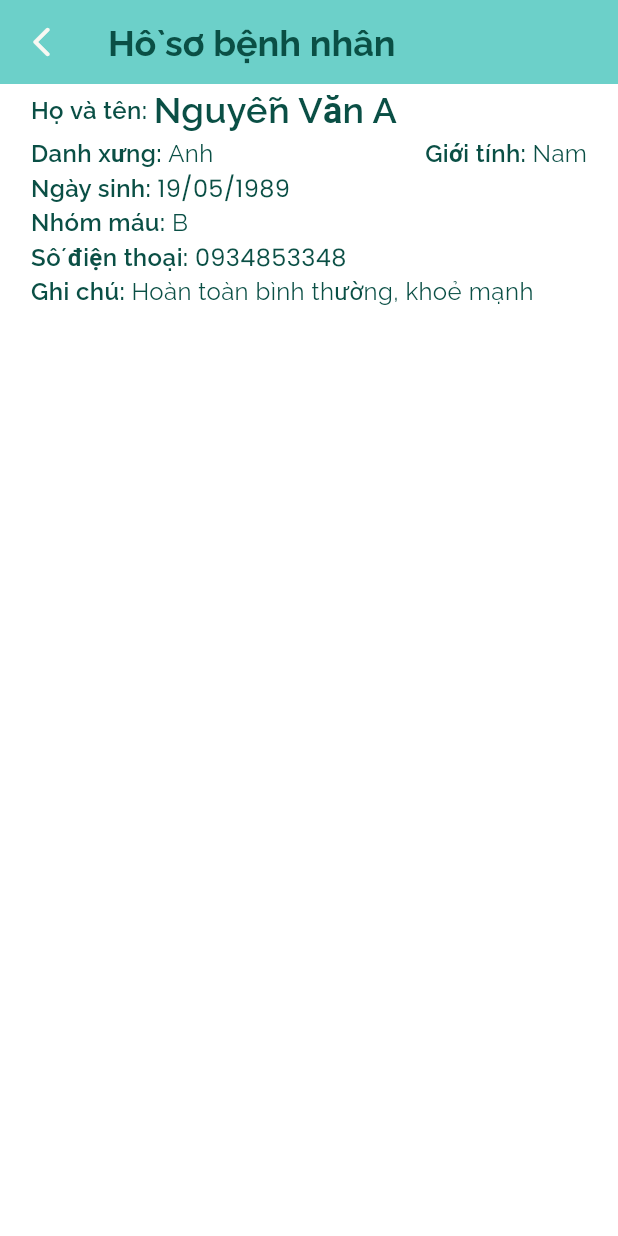
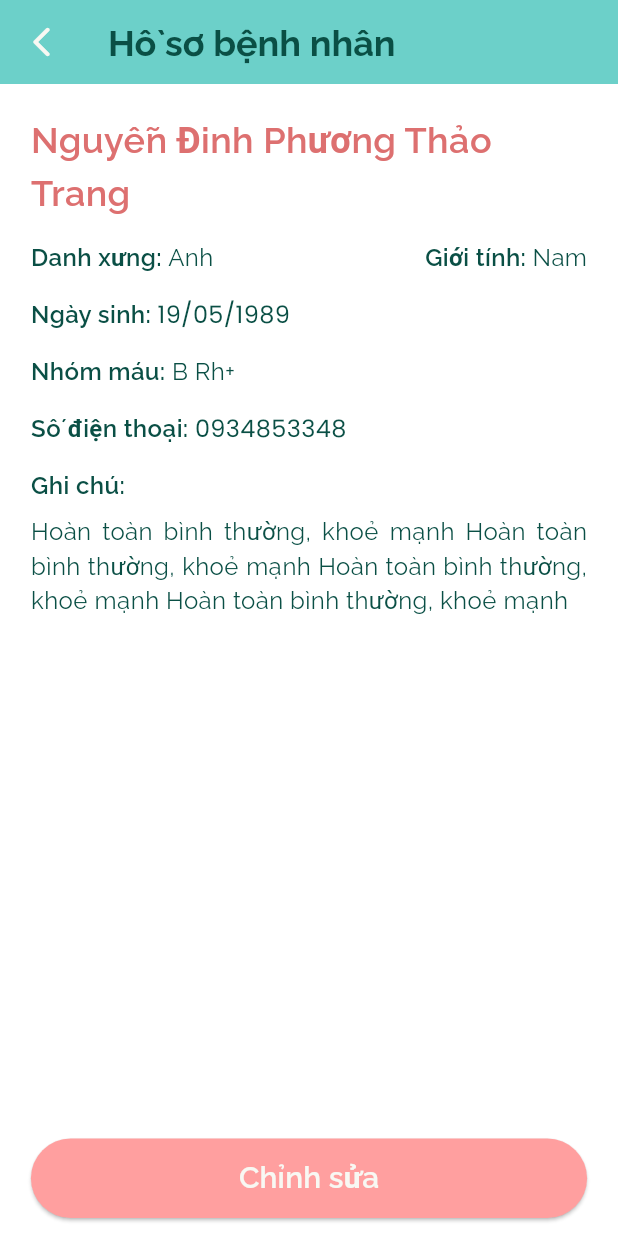
Before and after one commit to 3mallrice/EXE201_Lumos_Mobile, a Flutter app: the MedicalReportDetail screen opened by its route, on a phone screen of 412 x 824 dp. Run offline on Flutter 3.47's test engine with Material 3 defaults, Android fonts, the light colour scheme and no system bars; our stand-ins replace animated_custom_dropdown, dot_navigation_bar, eva_icons_flutter, firebase_core, google_fonts, hive_flutter and 2 more; missing offline and left inert: font_awesome_icon_class; accounts and stored records are empty; Roboto replaces fonts that are missing (Poppins).

Commit message:
[3mallrice][medical report addnew]

```diff
--- a/lib/representation/member/medical_report.dart
+++ b/lib/representation/member/medical_report.dart
@@ -1,5 +1,6 @@
 import 'package:exe201_lumos_mobile/component/app_bar.dart';
 import 'package:exe201_lumos_mobile/core/const/color_const.dart';
+import 'package:exe201_lumos_mobile/representation/member/medical_report_addnew.dart';
 import 'package:exe201_lumos_mobile/representation/member/medical_report_detail.dart';
 import 'package:flutter/material.dart';
 import 'package:google_fonts/google_fonts.dart';
@@ -94,6 +95,7 @@ class MedicalReport extends StatelessWidget {
         margin: const EdgeInsets.only(bottom: 12),
         child: ElevatedButton(
           onPressed: () {
+            Navigator.of(context).pushNamed(MedicalReportAdd.routeName);
             print('Button pressed');
           },
           style: ElevatedButton.styleFrom(
--- a/lib/representation/member/medical_report_detail.dart
+++ b/lib/representation/member/medical_report_detail.dart
@@ -1,7 +1,7 @@
-import 'dart:html';
-
 import 'package:exe201_lumos_mobile/component/app_bar.dart';
 import 'package:exe201_lumos_mobile/core/const/color_const.dart';
+import 'package:exe201_lumos_mobile/representation/member/medical_report_addnew.dart';
+import 'package:exe201_lumos_mobile/representation/member/medical_report_update.dart';
 import 'package:flutter/material.dart';
 
 class MedicalReportDetail extends StatelessWidget {
@@ -22,31 +22,25 @@ class MedicalReportDetail extends StatelessWidget {
         child: SingleChildScrollView(
           child: Container(
             width: screenWidth * 0.9,
+            margin: const EdgeInsets.only(top: 20),
             child: const Column(
-              mainAxisAlignment: MainAxisAlignment.center,
               children: [
-                Row(
-                  mainAxisAlignment: MainAxisAlignment.start,
+                Column(
                   children: [
                     Text(
-                      'Họ và tên: ',
-                      style: TextStyle(
-                        fontSize: 16,
-                        fontWeight: FontWeight.w600,
-                        fontFamily: 'Raleway',
-                        color: ColorPalette.blueBold2,
-                      ),
-                    ),
-                    Text(
-                      'Nguyễn Văn A',
+                      'Nguyễn Đinh Phương Thảo Trang',
                       style: TextStyle(
                         fontSize: 24,
                         fontWeight: FontWeight.w600,
                         fontFamily: 'Raleway',
-                        color: ColorPalette.blueBold2,
+                        color: ColorPalette.pinkBold,
                       ),
+                      softWrap: true,
                     )
                   ],
+                ),
+                SizedBox(
+                  height: 15,
                 ),
                 Row(
                   mainAxisAlignment: MainAxisAlignment.spaceBetween,
@@ -74,6 +68,9 @@ class MedicalReportDetail extends StatelessWidget {
                         ),
                       ],
                     ),
+                    SizedBox(
+                      height: 15,
+                    ),
                     Row(
                       mainAxisAlignment: MainAxisAlignment.start,
                       children: [
@@ -99,6 +96,9 @@ class MedicalReportDetail extends StatelessWidget {
                     ),
                   ],
                 ),
+                SizedBox(
+                  height: 15,
+                ),
                 Row(
                   mainAxisAlignment: MainAxisAlignment.start,
                   children: [
@@ -122,6 +122,9 @@ class MedicalReportDetail extends StatelessWidget {
                     )
                   ],
                 ),
+                SizedBox(
+                  height: 15,
+                ),
                 Row(
                   mainAxisAlignment: MainAxisAlignment.start,
                   children: [
@@ -135,7 +138,7 @@ class MedicalReportDetail extends StatelessWidget {
                       ),
                     ),
                     Text(
-                      'B',
+                      'B Rh+',
                       style: TextStyle(
                         fontSize: 16,
                         fontWeight: FontWeight.normal,
@@ -144,6 +147,9 @@ class MedicalReportDetail extends StatelessWidget {
                       ),
                     )
                   ],
+                ),
+                SizedBox(
+                  height: 15,
                 ),
                 Row(
                   mainAxisAlignment: MainAxisAlignment.start,
@@ -168,8 +174,12 @@ class MedicalReportDetail extends StatelessWidget {
                     )
                   ],
                 ),
-                Row(
+                SizedBox(
+                  height: 15,
+                ),
+                Column(
                   mainAxisAlignment: MainAxisAlignment.start,
+                  crossAxisAlignment: CrossAxisAlignment.start,
                   children: [
                     Text(
                       'Ghi chú: ',
@@ -180,15 +190,18 @@ class MedicalReportDetail extends StatelessWidget {
                         color: ColorPalette.blueBold2,
                       ),
                     ),
+                    SizedBox(height: 8),
                     Text(
-                      'Hoàn toàn bình thường, khoẻ mạnh',
+                      'Hoàn toàn bình thường, khoẻ mạnh Hoàn toàn bình thường, khoẻ mạnh Hoàn toàn bình thường, khoẻ mạnh Hoàn toàn bình thường, khoẻ mạnh',
                       style: TextStyle(
                         fontSize: 16,
                         fontWeight: FontWeight.normal,
                         fontFamily: 'Raleway',
                         color: ColorPalette.blueBold2,
                       ),
-                    )
+                      softWrap: true,
+                      textAlign: TextAlign.justify,
+                    ),
                   ],
                 ),
               ],
@@ -196,6 +209,32 @@ class MedicalReportDetail extends StatelessWidget {
           ),
         ),
       ),
+      bottomNavigationBar: FractionallySizedBox(
+        widthFactor: 0.9,
+        child: Container(
+          margin: const EdgeInsets.only(bottom: 12),
+          child: ElevatedButton(
+            onPressed: () {
+              Navigator.of(context).pushNamed(MedicalReportUpdate.routeName);
+              print('Button pressed');
+            },
+            style: ElevatedButton.styleFrom(
+              backgroundColor: ColorPalette.pink,
+              padding: const EdgeInsets.all(12),
+              minimumSize: Size(100, 40),
+            ),
+            child: const Text(
+              'Chỉnh sửa',
+              style: TextStyle(
+                fontSize: 20,
+                fontWeight: FontWeight.w600,
+                fontFamily: 'Raleway',
+                color: ColorPalette.secondaryWhite,
+              ),
+            ),
+          ),
+        ),
+      ),
     );
   }
 }
--- a/lib/route.dart
+++ b/lib/route.dart
@@ -1,7 +1,9 @@
 import 'package:exe201_lumos_mobile/login.dart';
 import 'package:exe201_lumos_mobile/representation/intro_screen.dart';
 import 'package:exe201_lumos_mobile/representation/member/medical_report.dart';
+import 'package:exe201_lumos_mobile/representation/member/medical_report_addnew.dart';
 import 'package:exe201_lumos_mobile/representation/member/medical_report_detail.dart';
+import 'package:exe201_lumos_mobile/representation/member/medical_report_update.dart';
 import 'package:exe201_lumos_mobile/representation/member/member_booking.dart';
 import 'package:exe201_lumos_mobile/representation/member/member_home.dart';
 import 'package:exe201_lumos_mobile/representation/member/member_main_navbar.dart';
@@ -19,18 +21,16 @@ final Map<String, WidgetBuilder> routes = {
   IntroScreen.routeName: (context) => const IntroScreen(),
   Login.routeName: (context) => const Login(),
   SignUp.routeName: (context) => const SignUp(),
-
-  //share
   AccountScreen.routeName: (context) => const AccountScreen(),
   UpdateAccount.routeName: (context) => const UpdateAccount(),
   BillScreen.routeName: (context) => const BillScreen(),
   AboutUs.routeName: (context) => const AboutUs(),
-
-  //Member
   MemberMain.routeName: (context) => const MemberMain(),
   MemberHome.routeName: (context) => const MemberHome(),
   PaymentMethod.routeName: (context) => const PaymentMethod(),
   MemberBooking.routeName: (context) => const MemberBooking(),
   MedicalReport.routeName: (context) => const MedicalReport(),
   MedicalReportDetail.routeName: (context) => const MedicalReportDetail(),
+  MedicalReportUpdate.routeName: (context) => const MedicalReportUpdate(),
+  MedicalReportAdd.routeName: (context) => const MedicalReportAdd(),
 };
--- a/pubspec.yaml
+++ b/pubspec.yaml
@@ -50,6 +50,8 @@ dependencies:
   ionicons: ^0.2.2
   flutter_launcher_icons: ^0.13.1
   device_preview: ^1.1.0
+  animated_custom_dropdown: 3.0.0
+  intl:
 
 flutter_launcher_icons:
   android: "launcher_icon"
```
Also changed, not shown: lib/representation/member/medical_report_addnew.dart (added, +444 -0 lines), lib/representation/member/medical_report_update.dart (added, +17 -0 lines), pubspec.lock.
